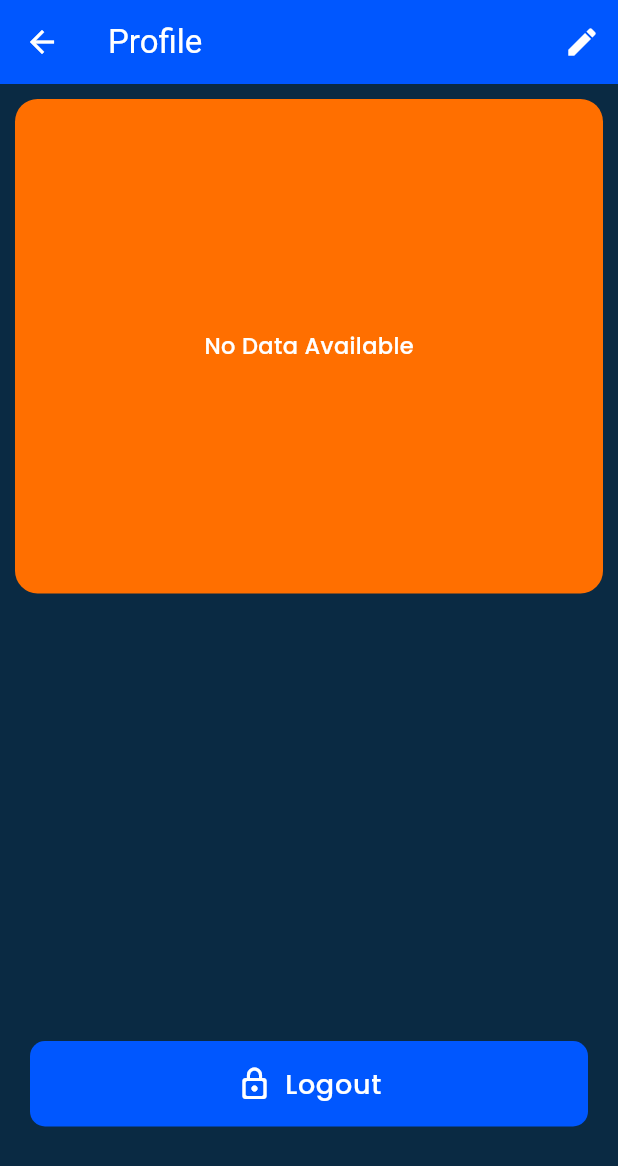
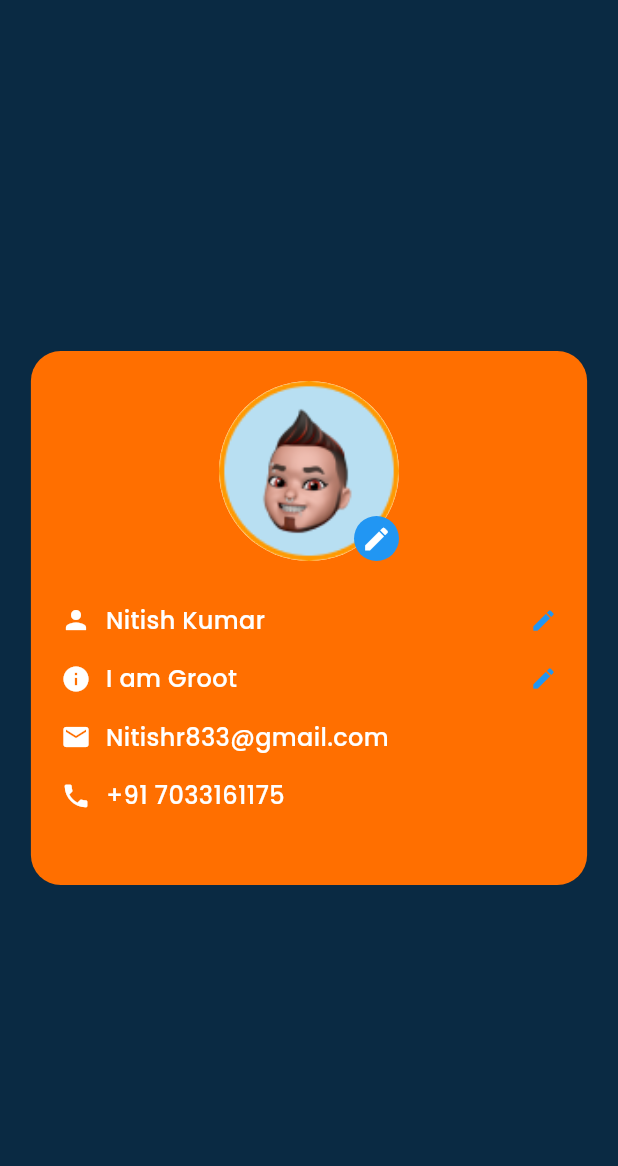
Before and after one commit to huzaifa-huzzi/chatify-Project, a Flutter app: the ProfileScreen screen opened directly, on a phone screen of 412 x 824 dp. Shown: the top 1166 px of the screen. Run offline on Flutter 3.47's test engine with Material 3 defaults, Android fonts, the phone set to English and light mode, and no system bars; our stand-ins replace firebase_auth, firebase_core, firebase_database, flutter_svg, fluttertoast, get and 2 more; accounts and stored records are empty; generated files the repository leaves out were written again.

Commit message:
Making Chat App

```diff
--- a/lib/View/HomePage/HomeScreen.dart
+++ b/lib/View/HomePage/HomeScreen.dart
@@ -4,6 +4,7 @@ import 'package:chatify_app/Resources/Reusable%20Widgets/chatsList.dart';
 import 'package:chatify_app/Resources/Reusable%20Widgets/myTabBar.dart';
 import 'package:chatify_app/Resources/Strings/Strings.dart';
 import 'package:chatify_app/View/ProfileScreen/ProfileScreen.dart';
+import 'package:chatify_app/View/UserProfileScreen/UserProfileScreen.dart';
 import 'package:flutter/material.dart';
 import 'package:flutter_svg/flutter_svg.dart';
 import 'package:get/get.dart';
--- a/lib/View/ProfileScreen/ProfileScreen.dart
+++ b/lib/View/ProfileScreen/ProfileScreen.dart
@@ -1,140 +1,73 @@
 import 'package:chatify_app/Resources/Colors/Colors.dart';
 import 'package:chatify_app/Resources/Images/Images.dart';
 import 'package:chatify_app/Resources/Reusable%20Widgets/RoundedButton.dart';
-import 'package:chatify_app/Services/SessionManager.dart';
-import 'package:chatify_app/Utils/Utils.dart';
-import 'package:chatify_app/View/Authentication/LoginScreen/LoginScreen.dart';
-import 'package:chatify_app/View/ProfileScreen/Widget/ContactButton.dart';
-import 'package:chatify_app/View/ProfileScreen/Widget/UpdateProfileScreen.dart';
-import 'package:firebase_auth/firebase_auth.dart';
-import 'package:firebase_database/firebase_database.dart';
+import 'package:chatify_app/View/ProfileScreen/Widgets/InfoRowsWidget.dart';
 import 'package:flutter/material.dart';
-import 'package:get/get.dart';
 
-class ProfileScreen extends StatefulWidget {
+class ProfileScreen extends StatelessWidget {
   const ProfileScreen({super.key});
-
-  @override
-  State<ProfileScreen> createState() => _ProfileScreenState();
-}
-
-class _ProfileScreenState extends State<ProfileScreen> {
-  final FirebaseAuth _auth = FirebaseAuth.instance;
-  bool loading = false;
-  final _ref = FirebaseDatabase.instance.ref('user');
 
   @override
   Widget build(BuildContext context) {
     final height = MediaQuery.sizeOf(context).height;
     final width = MediaQuery.sizeOf(context).width;
+
     return Scaffold(
-      appBar: AppBar(
-        title: Text('Profile'),
-        backgroundColor: Theme.of(context).colorScheme.primary,
-        actions: [
-          IconButton(
-              onPressed: () {
-                Get.to(() => UpdateProfile());
-              },
-              icon: Icon(Icons.edit))
-        ],
-      ),
-      body: Padding(
-        padding: const EdgeInsets.all(10),
-        child: Column(
-          children: [
-            /// Personal Info Section
-            Container(
-              height: height * 0.4,
-              padding: EdgeInsets.all(15),
-              decoration: BoxDecoration(
-                borderRadius: BorderRadius.circular(15),
-                color: Theme.of(context).colorScheme.primaryContainer,
+      body: Center(
+        child: Container(
+          width: width * 0.9,
+          padding: EdgeInsets.all(20),
+          decoration: BoxDecoration(
+            color: Theme.of(context).colorScheme.primaryContainer,
+            borderRadius: BorderRadius.circular(20),
+          ),
+          child: Column(
+            mainAxisSize: MainAxisSize.min,
+            children: [
+              // Profile Picture
+              Stack(
+                alignment: Alignment.bottomRight,
+                children: [
+                  CircleAvatar(
+                    radius: 60,
+                    backgroundColor: Colors.white,
+                    backgroundImage: AssetImage(AssetImages.boyPic),
+                  ),
+                  Container(
+                    padding: EdgeInsets.all(5),
+                    decoration: BoxDecoration(
+                      color: Colors.blue,
+                      shape: BoxShape.circle,
+                    ),
+                    child: Icon(Icons.edit, color: Colors.white, size: 20),
+                  )
+                ],
               ),
-              child: StreamBuilder(
-                stream: _ref.child(SessionManager().userId.toString()).onValue,
-                builder: (context, AsyncSnapshot snapshot) {
-                  if (snapshot.connectionState == ConnectionState.waiting) {
-                    return Center(child: CircularProgressIndicator());
-                  } else if (!snapshot.hasData || snapshot.data?.snapshot.value == null) {
-                    return Center(child: Text("No Data Available"));
-                  }
+              SizedBox(height: 20),
 
-                  Map<dynamic, dynamic> data =
-                  snapshot.data!.snapshot.value as Map<dynamic, dynamic>;
-                  String name = data['username'] ?? 'Unknown User';
-                  String email = data['email'] ?? 'No Email';
+              // Name
+              InfoRows(icon: Icons.person, text: "Nitish Kumar", isEditable: true),
 
-                  return Column(
-                    children: [
-                      Row(
-                        mainAxisAlignment: MainAxisAlignment.center,
-                        children: [Image.asset(AssetImages.boyPic)],
-                      ),
-                      Row(
-                        mainAxisAlignment: MainAxisAlignment.center,
-                        children: [
-                          Text(name, style: Theme.of(context).textTheme.bodyLarge),
-                        ],
-                      ),
-                      Row(
-                        mainAxisAlignment: MainAxisAlignment.center,
-                        children: [
-                          Text(email, style: Theme.of(context).textTheme.bodyLarge),
-                        ],
-                      ),
-                      SizedBox(height: height * 0.03),
-                      Row(
-                        children: [
-                          ContactButton(
-                            icon: Icons.phone,
-                            label: "Call",
-                            color: Color(0xff039c00),
-                            width: width,
-                          ),
-                          SizedBox(width: width * 0.06),
-                          ContactButton(
-                            icon: Icons.video_call,
-                            label: "Video",
-                            color: Colors.red,
-                            width: width,
-                          ),
-                          SizedBox(width: width * 0.1),
-                          ContactButton(
-                            icon: Icons.chat,
-                            label: "Chat",
-                            color: AppColors.dContainerColor,
-                            width: width,
-                          ),
-                        ],
-                      ),
+              // About
+              InfoRows(icon: Icons.info, text: "I am Groot", isEditable: true),
 
-                    ],
-                  );
-                },
-              ),
-            ),
+              // Email
+              InfoRows(icon: Icons.email, text: "Nitishr833@gmail.com", isEditable: false),
 
-            SizedBox(height: height * 0.35),
+              // Phone Number
+              InfoRows(icon: Icons.phone, text: "+91 7033161175", isEditable: false),
 
-            /// Logout Button
-            Padding(
-              padding: const EdgeInsets.all(10),
-              child: RoundedButton(
-                  title: 'Logout',
-                  loading: loading,
-                  onTap: () {
-                    setState(() => loading = true);
-                    _auth.signOut().then((value) {
-                      SessionManager().userId = '';
-                      Get.to(() => LoginScreen());
-                      Utils.snackBar('Logout', 'Logout Successful');
-                    }).catchError((error) {
-                      Utils.toastMessage('Issue logging out');
-                    }).whenComplete(() => setState(() => loading = false));
-                  }),
-            ),
-          ],
+              SizedBox(height: 20),
+
+              // Save Button
+             Row(
+               mainAxisAlignment: MainAxisAlignment.center,
+               children: [
+
+               ],
+             )
+            ],
+          ),
         ),
       ),
     );
--- /dev/null
+++ b/lib/View/ProfileScreen/Widgets/InfoRowsWidget.dart
@@ -0,0 +1,35 @@
+import 'package:flutter/material.dart';
+
+class InfoRows extends StatelessWidget {
+  final IconData icon;
+  final String text;
+  final bool isEditable;
+
+  const InfoRows({
+    super.key,
+    required this.icon,
+    required this.text,
+    required this.isEditable,
+  });
+
+  @override
+  Widget build(BuildContext context) {
+    return Padding(
+      padding: const EdgeInsets.symmetric(vertical: 8.0),
+      child: Row(
+        children: [
+          Icon(icon, color: Colors.white, size: 20),
+          SizedBox(width: 10),
+          Expanded(
+            child: Text(
+              text,
+              style: TextStyle(color: Colors.white, fontSize: 16),
+            ),
+          ),
+          if (isEditable)
+            Icon(Icons.edit, color: Colors.blue, size: 18),
+        ],
+      ),
+    );
+  }
+}
```
Also changed, not shown: lib/Resources/Reusable Widgets/PrimaryButton.dart (added, +53 -0 lines), lib/View/UserProfileScreen/UserProfileScreen.dart (added, +155 -0 lines), lib/View/UserProfileScreen/Widget/UpdateProfileScreen.dart (renamed from lib/View/ProfileScreen/Widget/UpdateProfileScreen.dart, +4 -4 lines), lib/View/UserProfileScreen/Widget/ContactButton.dart (renamed from lib/View/ProfileScreen/Widget/ContactButton.dart).
